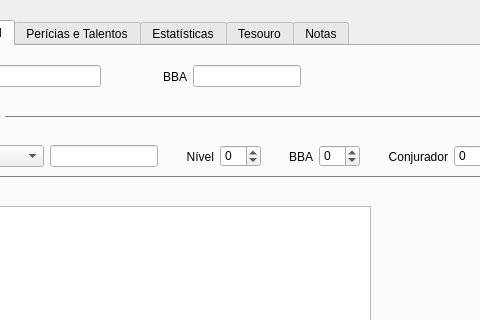
The window that ifg/qt/ui/entidade.ui (matferib/tabuleiro-virtual) describes before a commit, drawn with Qt 5; both pictures show x 102 to 582 and y 0 to 320 of the 1070 by 632 pixel window.
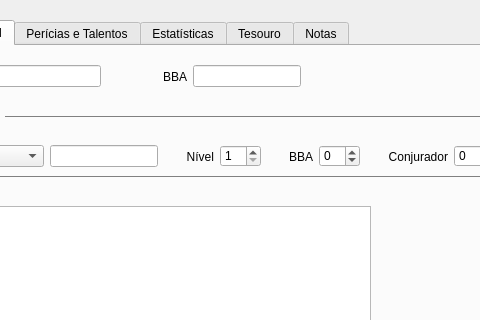
The same window after the commit. The open tabs and pages were chosen to show the change.

Commit message: ui mais ajustada para niveis e classes

What changed in the file:
```diff
--- a/ifg/qt/ui/entidade.ui
+++ b/ifg/qt/ui/entidade.ui
@@ -1307,7 +1307,7 @@
           <string>Nível da Classe</string>
          </property>
          <property name="minimum">
-          <number>-1</number>
+          <number>1</number>
          </property>
         </widget>
        </item>
```
The commit also changes 2 other files.
